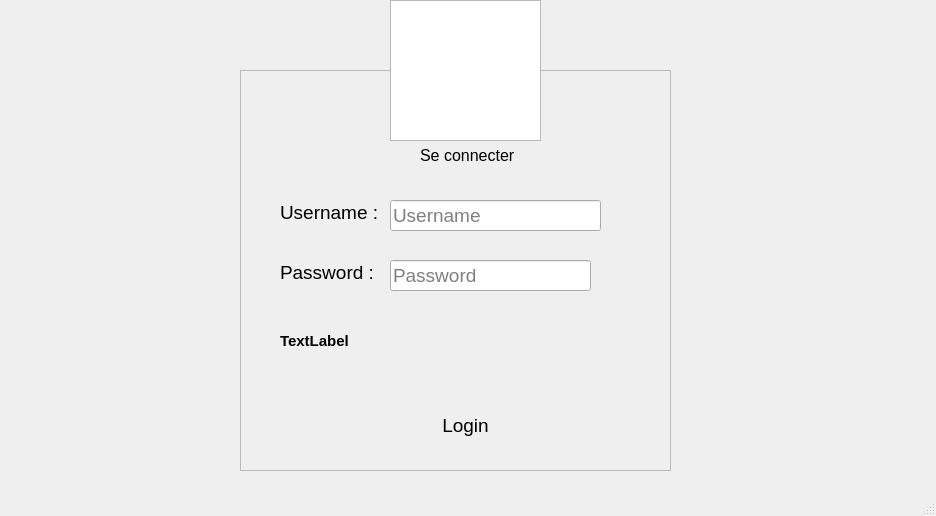
Old version of the form integration_f/integration.ui in the repository SeifEddineAmara/smart-cinema-2A4.
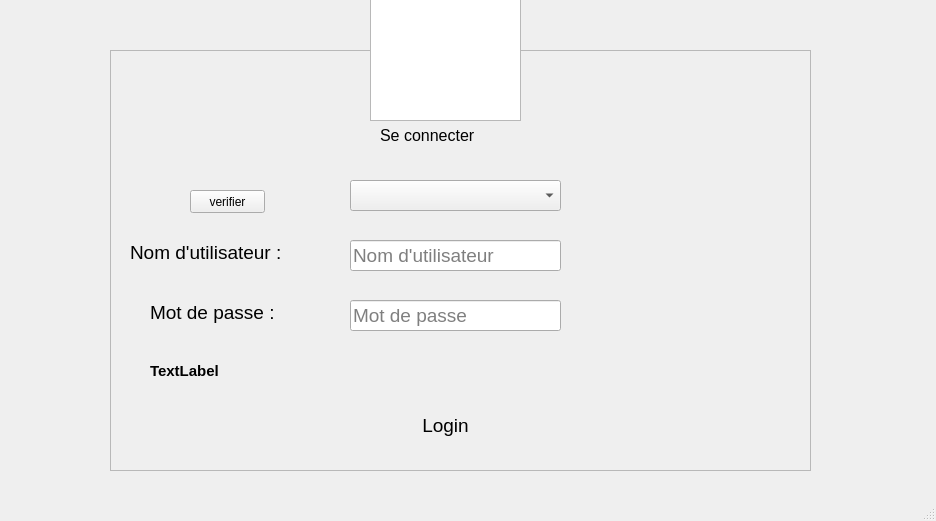
New version of the form. Icons and pictures are not drawn.

What changed in the file:
```diff
--- a/integration_f/integration.ui
+++ b/integration_f/integration.ui
@@ -7,7 +7,7 @@
     <x>0</x>
     <y>0</y>
     <width>936</width>
-    <height>516</height>
+    <height>521</height>
    </rect>
   </property>
   <property name="windowTitle">
@@ -20,10 +20,10 @@
    <widget class="QFrame" name="frame">
     <property name="geometry">
      <rect>
-      <x>240</x>
-      <y>70</y>
-      <width>431</width>
-      <height>401</height>
+      <x>110</x>
+      <y>50</y>
+      <width>701</width>
+      <height>421</height>
      </rect>
     </property>
     <property name="mouseTracking">
@@ -41,7 +41,7 @@
     <widget class="QLabel" name="label_3">
      <property name="geometry">
       <rect>
-       <x>180</x>
+       <x>270</x>
        <y>70</y>
        <width>111</width>
        <height>31</height>
@@ -59,8 +59,8 @@
     <widget class="QLineEdit" name="lineEdit_username">
      <property name="geometry">
       <rect>
-       <x>150</x>
-       <y>130</y>
+       <x>240</x>
+       <y>190</y>
        <width>211</width>
        <height>31</height>
       </rect>
@@ -86,15 +86,15 @@
       <enum>QLineEdit::Normal</enum>
      </property>
      <property name="placeholderText">
-      <string>Username</string>
+      <string>Nom d'utilisateur</string>
      </property>
     </widget>
     <widget class="QLabel" name="label">
      <property name="geometry">
       <rect>
-       <x>40</x>
-       <y>130</y>
-       <width>108</width>
+       <x>20</x>
+       <y>190</y>
+       <width>161</width>
        <height>25</height>
       </rect>
      </property>
@@ -104,15 +104,15 @@
       </font>
      </property>
      <property name="text">
-      <string>Username :</string>
+      <string>Nom d'utilisateur :</string>
      </property>
     </widget>
     <widget class="QLineEdit" name="lineEdit_password">
      <property name="geometry">
       <rect>
-       <x>150</x>
-       <y>190</y>
-       <width>201</width>
+       <x>240</x>
+       <y>250</y>
+       <width>211</width>
        <height>31</height>
       </rect>
      </property>
@@ -134,7 +134,7 @@
       <bool>false</bool>
      </property>
      <property name="placeholderText">
-      <string>Password</string>
+      <string>Mot de passe</string>
      </property>
      <property name="cursorMoveStyle">
       <enum>Qt::LogicalMoveStyle</enum>
@@ -147,8 +147,8 @@
      <property name="geometry">
       <rect>
        <x>40</x>
-       <y>190</y>
-       <width>102</width>
+       <y>250</y>
+       <width>141</width>
        <height>25</height>
       </rect>
      </property>
@@ -158,15 +158,15 @@
       </font>
      </property>
      <property name="text">
-      <string>Password :</string>
+      <string>Mot de passe :</string>
      </property>
     </widget>
     <widget class="QLabel" name="label_login">
      <property name="geometry">
       <rect>
        <x>40</x>
-       <y>250</y>
-       <width>331</width>
+       <y>300</y>
+       <width>351</width>
        <height>41</height>
       </rect>
      </property>
@@ -187,8 +187,8 @@
     <widget class="QPushButton" name="pushButton_login">
      <property name="geometry">
       <rect>
-       <x>140</x>
-       <y>330</y>
+       <x>250</x>
+       <y>350</y>
        <width>171</width>
        <height>51</height>
       </rect>
@@ -220,12 +220,41 @@
       <bool>false</bool>
      </property>
     </widget>
+    <widget class="QComboBox" name="comboBox_typeagent">
+     <property name="geometry">
+      <rect>
+       <x>240</x>
+       <y>130</y>
+       <width>211</width>
+       <height>31</height>
+      </rect>
+     </property>
+     <property name="styleSheet">
+      <string notr="true">border-image: whit</string>
+     </property>
+    </widget>
+    <widget class="QPushButton" name="pushButton_verifier">
+     <property name="geometry">
+      <rect>
+       <x>80</x>
+       <y>140</y>
+       <width>75</width>
+       <height>23</height>
+      </rect>
+     </property>
+     <property name="styleSheet">
+      <string notr="true">border-image: url(:/new/prefix3/orange.png);</string>
+     </property>
+     <property name="text">
+      <string>verifier</string>
+     </property>
+    </widget>
    </widget>
    <widget class="QGraphicsView" name="graphicsView">
     <property name="geometry">
      <rect>
-      <x>390</x>
-      <y>0</y>
+      <x>370</x>
+      <y>-20</y>
       <width>151</width>
       <height>141</height>
      </rect>
```
